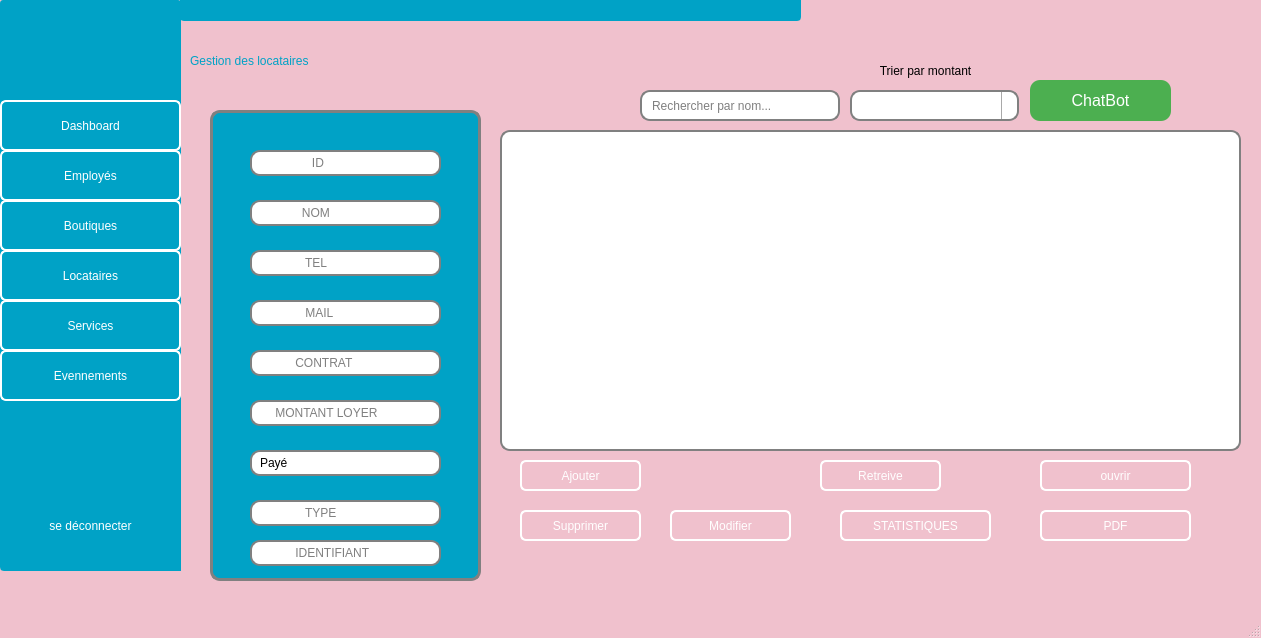
This is GLocataire/glocataires.ui in Projetcpp-2A19/projetcpp-2a19-smart-shopping-center as Qt 5 draws it before an edit. The edited form follows.
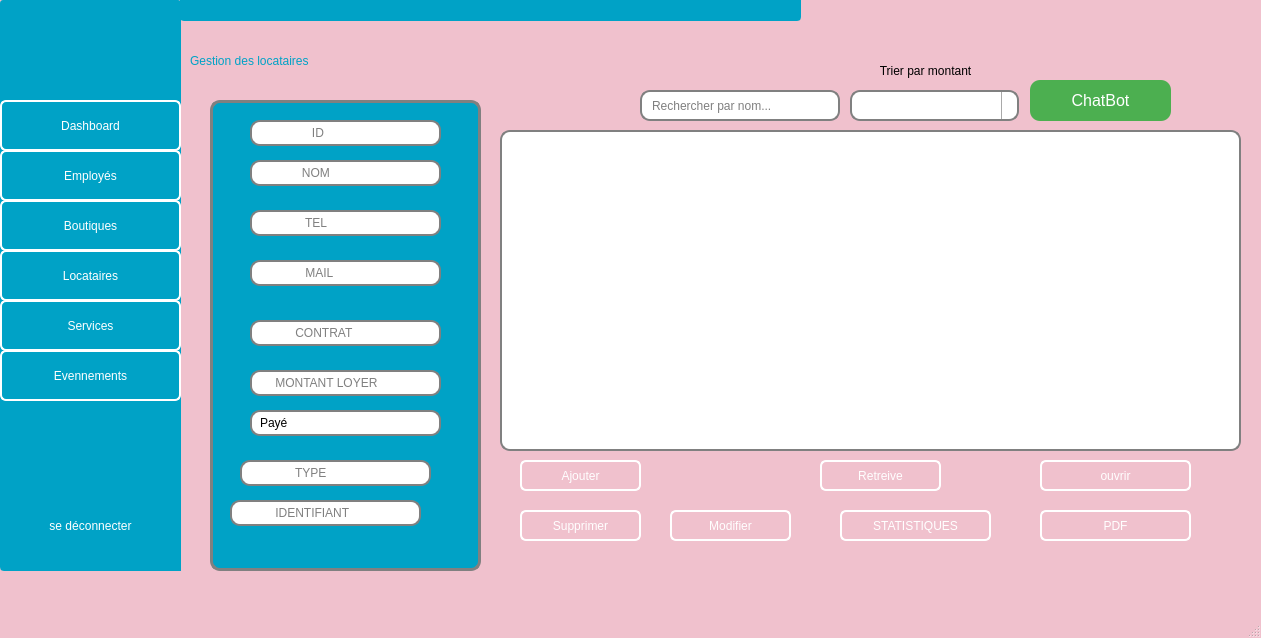
This is the edited form. Icons and pictures are not drawn.

What changed in the file:
```diff
--- a/GLocataire/glocataires.ui
+++ b/GLocataire/glocataires.ui
@@ -29,7 +29,7 @@
     <property name="geometry">
      <rect>
       <x>210</x>
-      <y>110</y>
+      <y>100</y>
       <width>271</width>
       <height>471</height>
      </rect>
@@ -53,7 +53,7 @@
      <property name="geometry">
       <rect>
        <x>40</x>
-       <y>90</y>
+       <y>60</y>
        <width>191</width>
        <height>26</height>
       </rect>
@@ -78,7 +78,7 @@
      <property name="geometry">
       <rect>
        <x>40</x>
-       <y>140</y>
+       <y>110</y>
        <width>191</width>
        <height>26</height>
       </rect>
@@ -103,7 +103,7 @@
      <property name="geometry">
       <rect>
        <x>40</x>
-       <y>240</y>
+       <y>220</y>
        <width>191</width>
        <height>26</height>
       </rect>
@@ -131,7 +131,7 @@
      <property name="geometry">
       <rect>
        <x>40</x>
-       <y>190</y>
+       <y>160</y>
        <width>191</width>
        <height>26</height>
       </rect>
@@ -159,7 +159,7 @@
      <property name="geometry">
       <rect>
        <x>40</x>
-       <y>40</y>
+       <y>20</y>
        <width>191</width>
        <height>26</height>
       </rect>
@@ -184,7 +184,7 @@
      <property name="geometry">
       <rect>
        <x>40</x>
-       <y>340</y>
+       <y>310</y>
        <width>191</width>
        <height>26</height>
       </rect>
@@ -231,7 +231,7 @@
      <property name="geometry">
       <rect>
        <x>40</x>
-       <y>290</y>
+       <y>270</y>
        <width>191</width>
        <height>26</height>
       </rect>
@@ -255,8 +255,8 @@
     <widget class="QLineEdit" name="line_TYPELoc">
      <property name="geometry">
       <rect>
-       <x>40</x>
-       <y>390</y>
+       <x>30</x>
+       <y>360</y>
        <width>191</width>
        <height>26</height>
       </rect>
@@ -280,8 +280,8 @@
     <widget class="QLineEdit" name="line_IDENTIFIANT">
      <property name="geometry">
       <rect>
-       <x>40</x>
-       <y>430</y>
+       <x>20</x>
+       <y>400</y>
        <width>191</width>
        <height>26</height>
       </rect>
```
